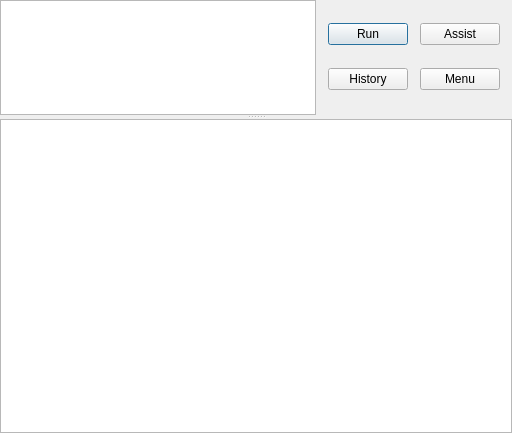
Old version of the form custumsql.ui in the repository informationsea/Hyokai.
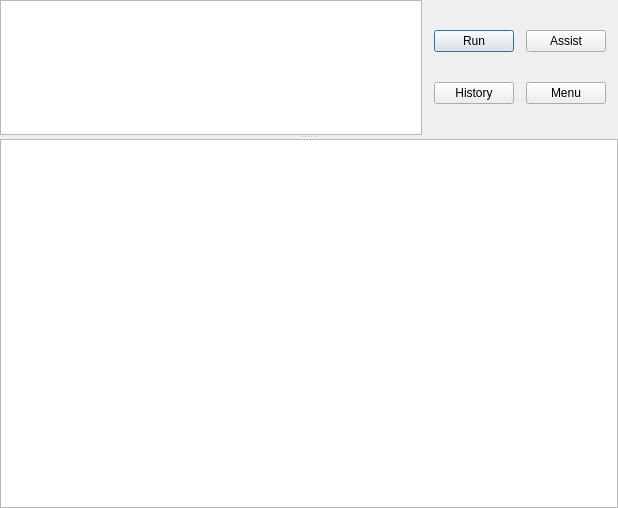
New version of the form. Custom widgets are drawn as their Qt base class.

Commit message: larger default window size

```diff
--- a/custumsql.ui
+++ b/custumsql.ui
@@ -6,8 +6,8 @@
    <rect>
     <x>0</x>
     <y>0</y>
-    <width>512</width>
-    <height>433</height>
+    <width>618</width>
+    <height>508</height>
    </rect>
   </property>
   <property name="windowTitle">
```
The commit also changes 2 other files.
